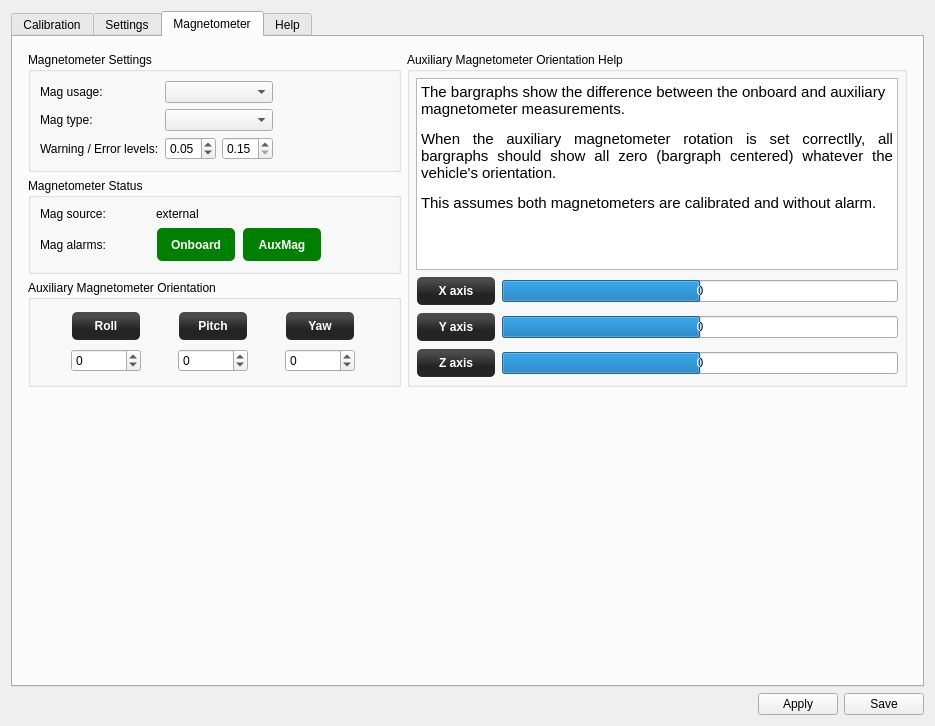
Before: the Qt Designer form ground/gcs/src/plugins/config/revosensors.ui in librepilot/LibrePilot, drawn with Qt 5.
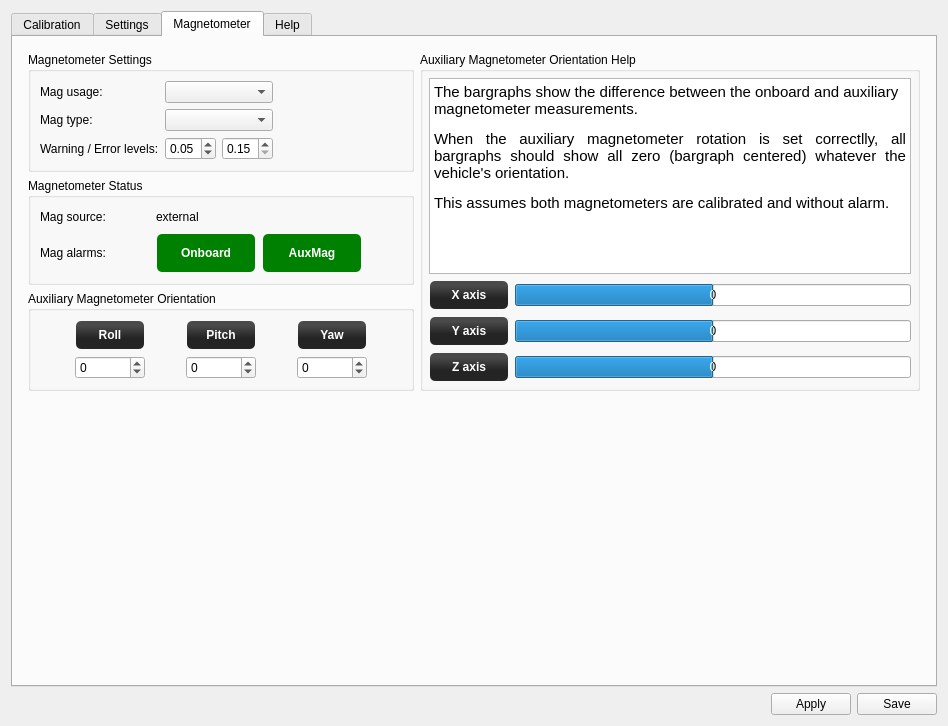
After: the same form once the commit is applied. The open tabs and pages were chosen to show the change. Icons and pictures are not drawn.

Commit message: LP-240 Add Mag error display in percent - Lower rates for telemetry

```diff
--- a/ground/gcs/src/plugins/config/revosensors.ui
+++ b/ground/gcs/src/plugins/config/revosensors.ui
@@ -1356,7 +1356,7 @@
                 </property>
                 <property name="minimumSize">
                  <size>
-                  <width>80</width>
+                  <width>100</width>
                   <height>35</height>
                  </size>
                 </property>
@@ -1385,8 +1385,8 @@
                 </property>
                 <property name="minimumSize">
                  <size>
-                  <width>80</width>
-                  <height>35</height>
+                  <width>100</width>
+                  <height>40</height>
                  </size>
                 </property>
                 <property name="styleSheet">
@@ -1409,7 +1409,7 @@
                 <property name="minimumSize">
                  <size>
                   <width>110</width>
-                  <height>0</height>
+                  <height>20</height>
                  </size>
                 </property>
                 <property name="text">
```
The commit also changes 1 other file.
